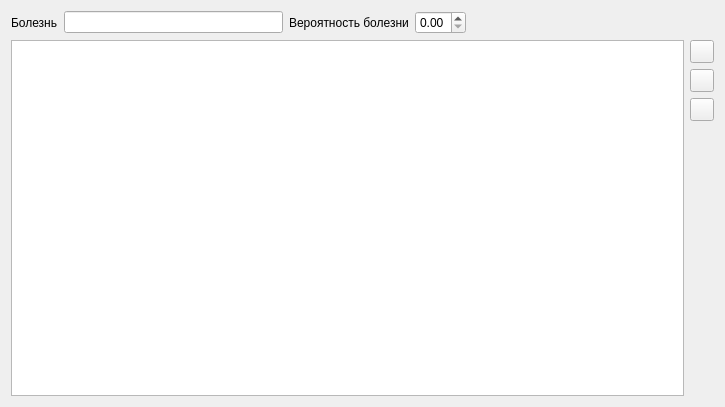
Old version of the form src/diagnosis_rules/ruleeditwidget.ui in the repository megakoko/m-system.
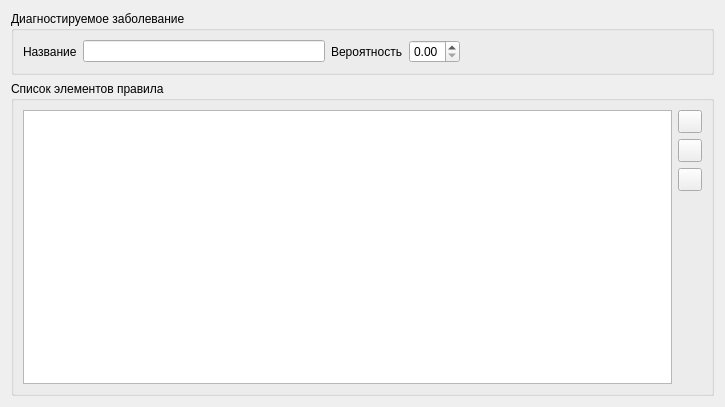
New version of the form.

Commit message: Добавил в интерфейс GroupBox'ы.

The edit to the form file:
```diff
--- a/src/diagnosis_rules/ruleeditwidget.ui
+++ b/src/diagnosis_rules/ruleeditwidget.ui
@@ -13,13 +13,17 @@
   <property name="windowTitle">
    <string>Form</string>
   </property>
-  <layout class="QGridLayout" name="gridLayout">
-   <item row="0" column="0">
+  <layout class="QVBoxLayout" name="verticalLayout_2">
+   <item>
+    <widget class="QGroupBox" name="groupBox">
+     <property name="title">
+      <string>Диагностируемое заболевание</string>
+     </property>
     <layout class="QHBoxLayout" name="horizontalLayout">
      <item>
       <widget class="QLabel" name="label">
        <property name="text">
-        <string>Болезнь</string>
+         <string>Название</string>
        </property>
       </widget>
      </item>
@@ -29,7 +33,7 @@
      <item>
       <widget class="QLabel" name="label_2">
        <property name="text">
-        <string>Вероятность болезни</string>
+         <string>Вероятность</string>
        </property>
       </widget>
      </item>
@@ -50,15 +54,22 @@
        </property>
        <property name="sizeHint" stdset="0">
         <size>
-         <width>40</width>
+          <width>72</width>
          <height>20</height>
         </size>
        </property>
       </spacer>
      </item>
     </layout>
+    </widget>
    </item>
-   <item row="1" column="0">
+   <item>
+    <widget class="QGroupBox" name="groupBox_2">
+     <property name="title">
+      <string>Список элементов правила</string>
+     </property>
+     <layout class="QHBoxLayout" name="horizontalLayout_2">
+      <item>
     <widget class="QTableWidget" name="m_itemsTable">
      <property name="editTriggers">
       <set>QAbstractItemView::NoEditTriggers</set>
@@ -74,7 +85,7 @@
      </attribute>
     </widget>
    </item>
-   <item row="1" column="1">
+      <item>
     <layout class="QVBoxLayout" name="verticalLayout">
      <item>
       <widget class="QToolButton" name="m_addRuleItem">
@@ -120,6 +131,9 @@
       </spacer>
      </item>
     </layout>
+      </item>
+     </layout>
+    </widget>
    </item>
   </layout>
  </widget>
```
Lines whose indentation alone changed are shown as unchanged.
